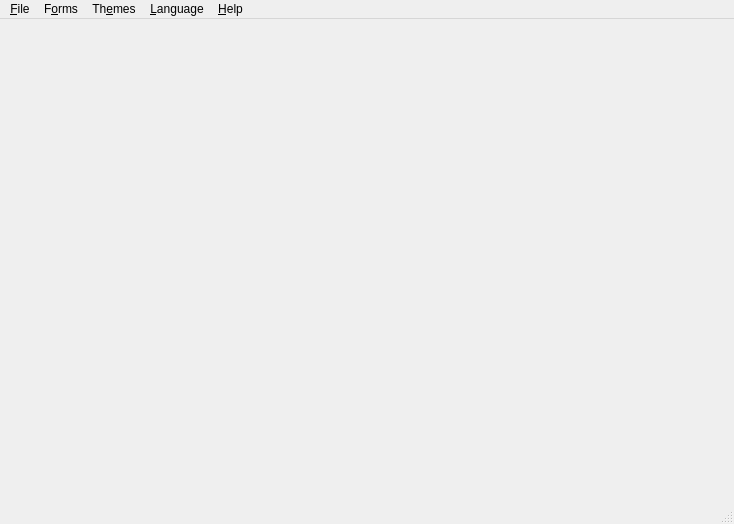
First picture: the form in qt/themes/windows/MainWindow.ui, repository Wolframe/qtClient, before the edit.
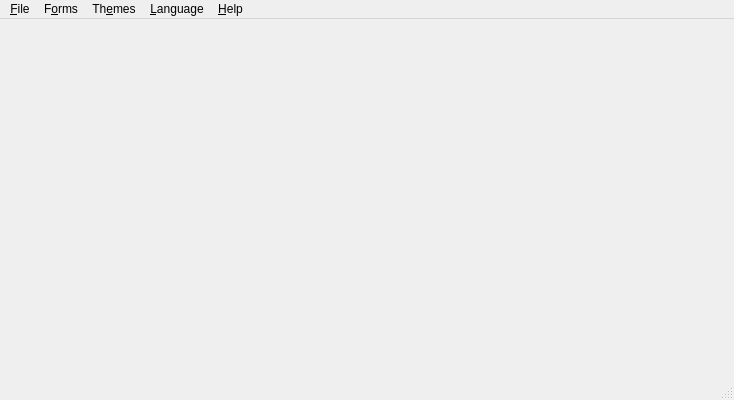
Second picture: the form after the edit. Icons and pictures are not drawn.

Commit message: fixed builtin mainwindow in qtclient

What changed in the file:
```diff
--- a/qt/themes/windows/MainWindow.ui
+++ b/qt/themes/windows/MainWindow.ui
@@ -7,7 +7,7 @@
     <x>0</x>
     <y>0</y>
     <width>734</width>
-    <height>524</height>
+    <height>400</height>
    </rect>
   </property>
   <property name="windowTitle">
@@ -82,26 +82,7 @@
    <addaction name="menuLanguages"/>
    <addaction name="menuHelp"/>
   </widget>
-  <widget class="QStatusBar" name="statusbar">
-   <property name="geometry">
-    <rect>
-     <x>0</x>
-     <y>0</y>
-     <width>3</width>
-     <height>21</height>
-    </rect>
-   </property>
-  </widget>
-  <widget class="QWidget" name="formWidget" native="true">
-   <property name="geometry">
-    <rect>
-     <x>9</x>
-     <y>29</y>
-     <width>421</width>
-     <height>381</height>
-    </rect>
-   </property>
-  </widget>
+  <widget class="QStatusBar" name="statusbar"/>
   <action name="actionOpen">
    <property name="icon">
     <iconset>
```
Left out of the diff: 20 changed lines with no effect on the pictures. The commit also changes 1 other file.
